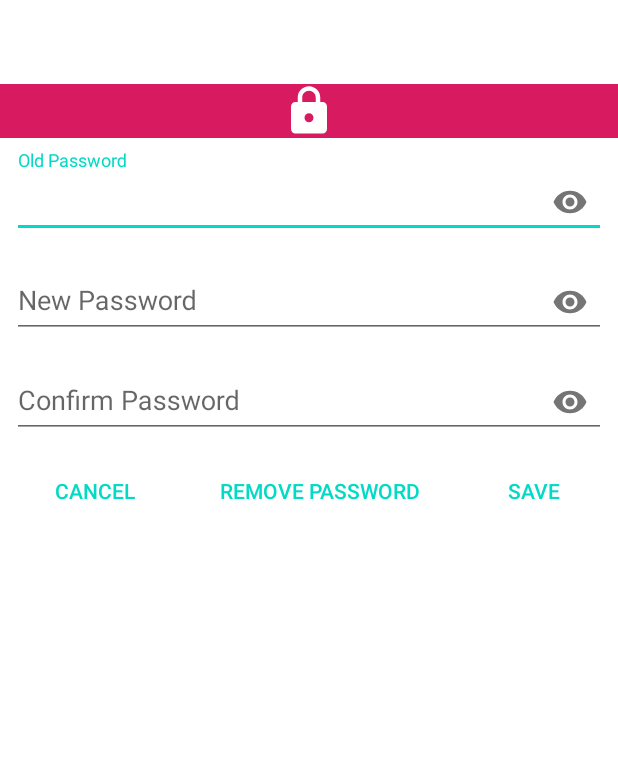
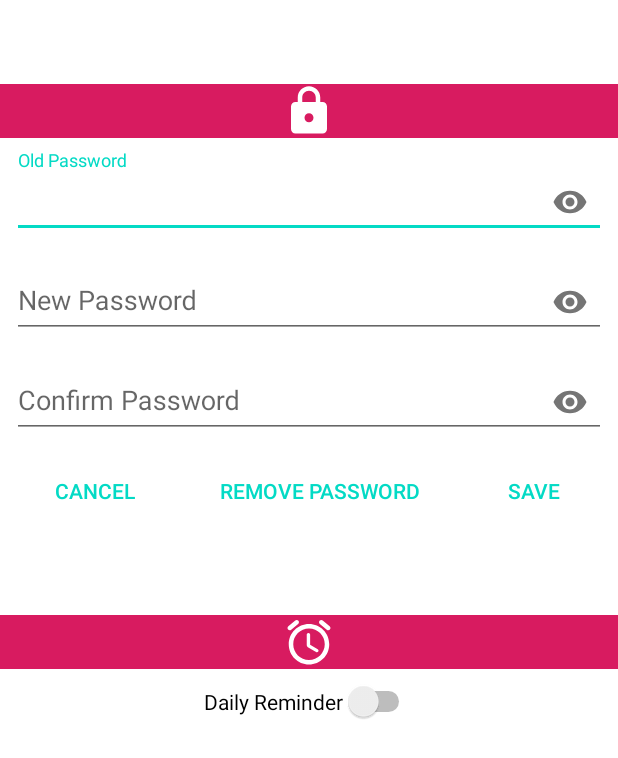
Before and after one commit to VishnuSanal/DailyGratitude, an Android app: the fragment PasswordFragment shown on its own in the app's theme, on a phone screen of 412 x 824 dp. Shown: the top 758 px of the screen. Run offline under Robolectric (Android 15) with nearby library versions, the phone set to English and light mode, and no system bars; 1 statement that could not run was skipped.

Commit message:
Added Daily Reminder Feature

```diff
--- a/app/src/main/java/phone/vishnu/dailygratitude/MainActivity.java
+++ b/app/src/main/java/phone/vishnu/dailygratitude/MainActivity.java
@@ -27,7 +27,6 @@ import java.util.Objects;
 
 public class MainActivity extends AppCompatActivity {
 
-    private static final String PASSWORD_PREF = "passWordPreference";
     private final int ADD_REQUEST_CODE = 22;
     private GratitudeViewModel gratitudeViewModel;
     private RecyclerViewAdapter adapter;
--- /dev/null
+++ b/app/src/main/res/drawable/ic_alarm.xml
@@ -0,0 +1,10 @@
+<vector xmlns:android="http://schemas.android.com/apk/res/android"
+    android:width="24dp"
+    android:height="24dp"
+    android:tint="#FFFFFF"
+    android:viewportWidth="24"
+    android:viewportHeight="24">
+    <path
+        android:fillColor="@android:color/white"
+        android:pathData="M15.87,15.25l-3.37,-2L12.5,8.72c0,-0.4 -0.32,-0.72 -0.72,-0.72h-0.06c-0.4,0 -0.72,0.32 -0.72,0.72v4.72c0,0.35 0.18,0.68 0.49,0.86l3.65,2.19c0.34,0.2 0.78,0.1 0.98,-0.24 0.21,-0.35 0.1,-0.8 -0.25,-1zM21.18,5.01L18.1,2.45c-0.42,-0.35 -1.05,-0.3 -1.41,0.13 -0.35,0.42 -0.29,1.05 0.13,1.41l3.07,2.56c0.42,0.35 1.05,0.3 1.41,-0.13 0.36,-0.42 0.3,-1.05 -0.12,-1.41zM4.1,6.55l3.07,-2.56c0.43,-0.36 0.49,-0.99 0.13,-1.41 -0.35,-0.43 -0.98,-0.48 -1.4,-0.13L2.82,5.01c-0.42,0.36 -0.48,0.99 -0.12,1.41 0.35,0.43 0.98,0.48 1.4,0.13zM12,4c-4.97,0 -9,4.03 -9,9s4.03,9 9,9 9,-4.03 9,-9 -4.03,-9 -9,-9zM12,20c-3.86,0 -7,-3.14 -7,-7s3.14,-7 7,-7 7,3.14 7,7 -3.14,7 -7,7z" />
+</vector>
--- a/app/src/main/res/layout/fragment_password.xml
+++ b/app/src/main/res/layout/fragment_password.xml
@@ -124,4 +124,40 @@
         app:layout_constraintTop_toBottomOf="@id/confirmPasswordTIL"
         tools:ignore="HardcodedText" />
 
+    <ImageView
+        android:id="@+id/dailyReminderSampleIconImageView"
+        android:layout_width="0dp"
+        android:layout_height="36dp"
+        android:layout_marginTop="?attr/actionBarSize"
+        android:background="@color/textColor"
+        android:contentDescription="Password Screen Lock Logo"
+        android:foregroundGravity="center"
+        android:src="@drawable/ic_alarm"
+        app:layout_constraintEnd_toEndOf="parent"
+        app:layout_constraintStart_toStartOf="parent"
+        app:layout_constraintTop_toBottomOf="@id/buttonRemove"
+        tools:ignore="HardcodedText" />
+
+    <Switch
+        android:id="@+id/reminderSwitch"
+        android:layout_width="wrap_content"
+        android:layout_height="wrap_content"
+        android:layout_margin="8dp"
+        android:text="@string/daily_reminder"
+        app:layout_constraintEnd_toEndOf="parent"
+        app:layout_constraintStart_toStartOf="parent"
+        app:layout_constraintTop_toBottomOf="@id/dailyReminderSampleIconImageView" />
+
+    <TextView
+        android:id="@+id/reminderHintTV"
+        android:layout_width="wrap_content"
+        android:layout_height="wrap_content"
+        android:layout_margin="8dp"
+        android:textColor="@android:color/background_dark"
+        app:layout_constraintEnd_toEndOf="parent"
+        app:layout_constraintStart_toEndOf="@id/reminderSwitch"
+        app:layout_constraintTop_toBottomOf="@id/reminderSwitch"
+        app:layout_constraintTop_toTopOf="@id/reminderSwitch"
+        tools:ignore="HardcodedText" />
+
 </androidx.constraintlayout.widget.ConstraintLayout>
--- a/app/src/main/res/menu/menu_menu.xml
+++ b/app/src/main/res/menu/menu_menu.xml
@@ -4,6 +4,7 @@
 
     <item
         android:id="@+id/id_password"
-        android:title="@string/set_password"
+        android:title="@string/settings"
         app:showAsAction="never" />
+
 </menu>
--- a/app/src/main/res/values/strings.xml
+++ b/app/src/main/res/values/strings.xml
@@ -1,6 +1,6 @@
 <resources>
     <string name="app_name">Daily Gratitude</string>
-    <string name="set_password">Set Password</string>
-    <!-- TODO: Remove or change this placeholder text -->
-    <string name="hello_blank_fragment">Hello blank fragment</string>
+
+    <string name="daily_reminder">Daily Reminder</string>
+    <string name="settings">Settings</string>
 </resources>
```
Also changed, not shown: app/src/main/java/phone/vishnu/dailygratitude/NotificationHelper.java (added, +51 -0 lines), app/src/main/java/phone/vishnu/dailygratitude/NotificationReceiver.java (added, +13 -0 lines), app/src/main/java/phone/vishnu/dailygratitude/PasswordFragment.java (+77 -0 lines).
